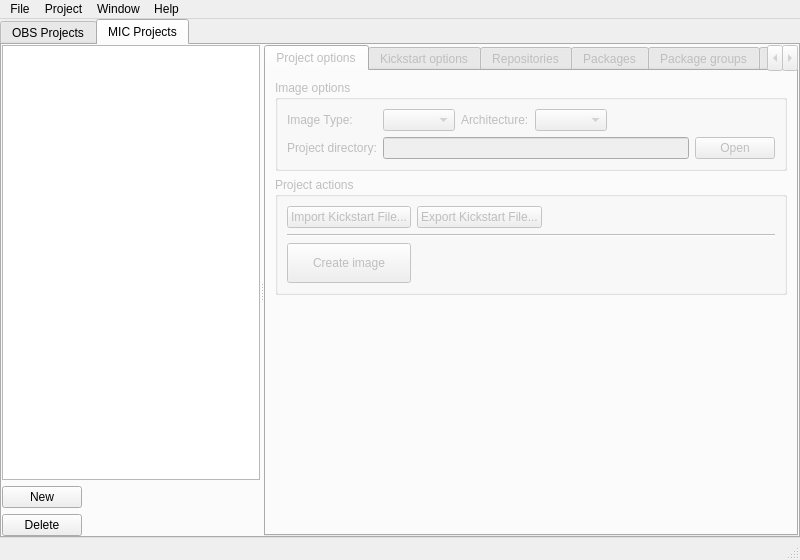
The window that src/ObsLightGui/ui/obsLightMain.ui (ronan22/obs-light) describes before a commit, drawn with Qt 5.
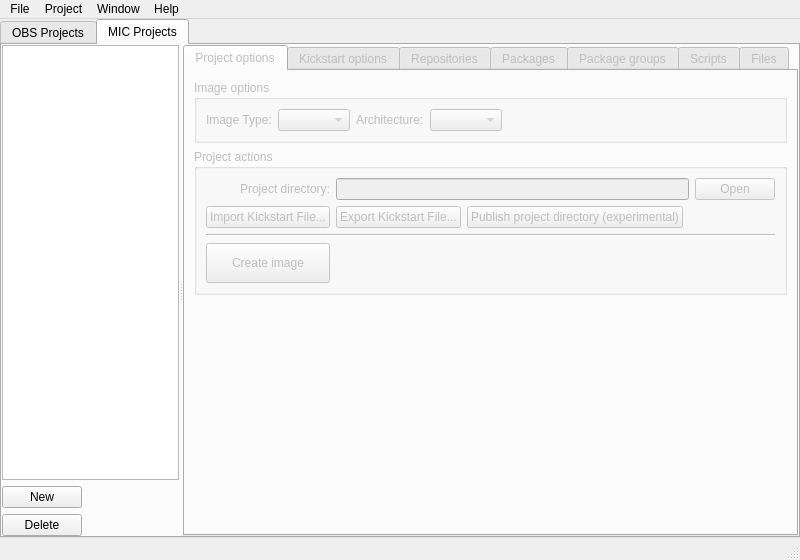
The same window after the commit. The open tabs and pages were chosen to show the change. Icons and pictures are not drawn.

Commit message: - moved MIC project path label and button to project action - added button to publish project directory - added UTF-8 header to ObsLightLocalServer.py

What changed in the file:
```diff
--- a/src/ObsLightGui/ui/obsLightMain.ui
+++ b/src/ObsLightGui/ui/obsLightMain.ui
@@ -1267,30 +1267,6 @@
                 <item row="0" column="3">
                  <widget class="QComboBox" name="architectureComboBox"/>
                 </item>
-                <item row="1" column="1" colspan="4">
-                 <widget class="QLineEdit" name="micProjectPathLineEdit">
-                  <property name="toolTip">
-                   <string>Current kickstart path</string>
-                  </property>
-                  <property name="readOnly">
-                   <bool>true</bool>
-                  </property>
-                 </widget>
-                </item>
-                <item row="1" column="0">
-                 <widget class="QLabel" name="label_4">
-                  <property name="text">
-                   <string>Project directory:</string>
-                  </property>
-                 </widget>
-                </item>
-                <item row="1" column="5">
-                 <widget class="QPushButton" name="openMicProjectDirectoryButton">
-                  <property name="text">
-                   <string>Open</string>
-                  </property>
-                 </widget>
-                </item>
                 <item row="0" column="4">
                  <spacer name="horizontalSpacer_11">
                   <property name="orientation">
@@ -1313,7 +1289,64 @@
                 <string>Project actions</string>
                </property>
                <layout class="QGridLayout" name="gridLayout_15">
-                <item row="7" column="0">
+                <item row="9" column="0" colspan="5">
+                 <widget class="Line" name="line_3">
+                  <property name="orientation">
+                   <enum>Qt::Horizontal</enum>
+                  </property>
+                 </widget>
+                </item>
+                <item row="5" column="0">
+                 <widget class="QPushButton" name="importKickstartButton">
+                  <property name="toolTip">
+                   <string>If the selected kickstart file is not in the project directory, it will be copied</string>
+                  </property>
+                  <property name="text">
+                   <string>Import Kickstart File...</string>
+                  </property>
+                 </widget>
+                </item>
+                <item row="5" column="1">
+                 <widget class="QPushButton" name="exportKickstartButton">
+                  <property name="text">
+                   <string>Export Kickstart File...</string>
+                  </property>
+                 </widget>
+                </item>
+                <item row="5" column="3" colspan="2">
+                 <spacer name="horizontalSpacer_6">
+                  <property name="orientation">
+                   <enum>Qt::Horizontal</enum>
+                  </property>
+                  <property name="sizeHint" stdset="0">
+                   <size>
+                    <width>40</width>
+                    <height>20</height>
+                   </size>
+                  </property>
+                 </spacer>
+                </item>
+                <item row="3" column="1" colspan="3">
+                 <widget class="QLineEdit" name="micProjectPathLineEdit">
+                  <property name="toolTip">
+                   <string>Current kickstart path</string>
+                  </property>
+                  <property name="readOnly">
+                   <bool>true</bool>
+                  </property>
+                 </widget>
+                </item>
+                <item row="3" column="0">
+                 <widget class="QLabel" name="label_4">
+                  <property name="text">
+                   <string>Project directory:</string>
+                  </property>
+                  <property name="alignment">
+                   <set>Qt::AlignRight|Qt::AlignTrailing|Qt::AlignVCenter</set>
+                  </property>
+                 </widget>
+                </item>
+                <item row="11" column="0">
                  <widget class="QPushButton" name="createImageButton">
                   <property name="sizePolicy">
                    <sizepolicy hsizetype="Minimum" vsizetype="Preferred">
@@ -1332,43 +1365,23 @@
                   </property>
                  </widget>
                 </item>
-                <item row="5" column="0" colspan="3">
-                 <widget class="Line" name="line_3">
-                  <property name="orientation">
-                   <enum>Qt::Horizontal</enum>
+                <item row="3" column="4">
+                 <widget class="QPushButton" name="openMicProjectDirectoryButton">
+                  <property name="text">
+                   <string>Open</string>
                   </property>
                  </widget>
                 </item>
-                <item row="1" column="0">
-                 <widget class="QPushButton" name="importKickstartButton">
+                <item row="5" column="2">
+                 <widget class="QPushButton" name="publishMicProjectButton">
                   <property name="toolTip">
                    <string>If the selected kickstart file is not in the project directory, it will be copied</string>
                   </property>
                   <property name="text">
-                   <string>Import Kickstart File...</string>
+                   <string>Publish project directory (experimental)</string>
                   </property>
                  </widget>
                 </item>
-                <item row="1" column="1">
-                 <widget class="QPushButton" name="exportKickstartButton">
-                  <property name="text">
-                   <string>Export Kickstart File...</string>
-                  </property>
-                 </widget>
-                </item>
-                <item row="1" column="2">
-                 <spacer name="horizontalSpacer_6">
-                  <property name="orientation">
-                   <enum>Qt::Horizontal</enum>
-                  </property>
-                  <property name="sizeHint" stdset="0">
-                   <size>
-                    <width>40</width>
-                    <height>20</height>
-                   </size>
-                  </property>
-                 </spacer>
-                </item>
                </layout>
               </widget>
              </item>
```
Left out of the diff: 2 changed lines with no effect on the pictures. The commit also changes 2 other files.
